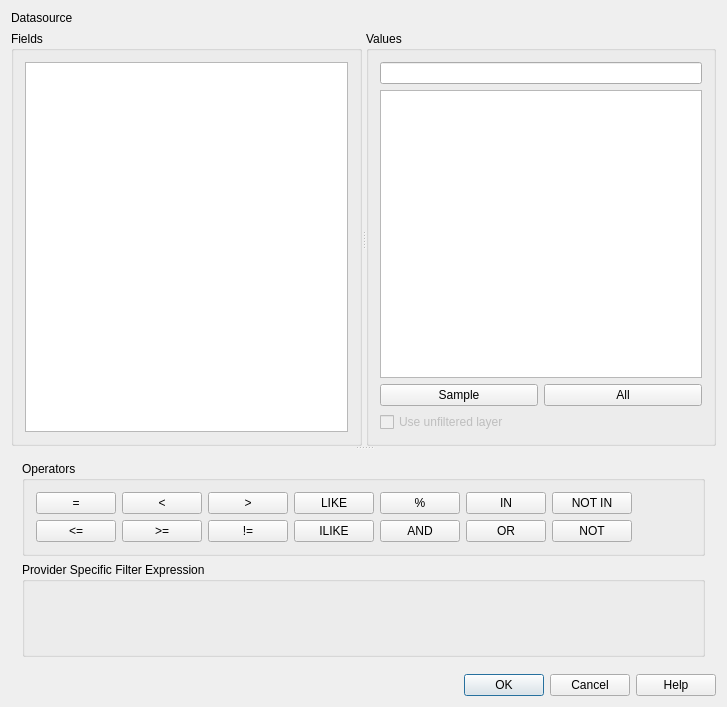
Above: src/ui/qgsquerybuilderbase.ui from qgis/QGIS before the change. Below: the same form after it.
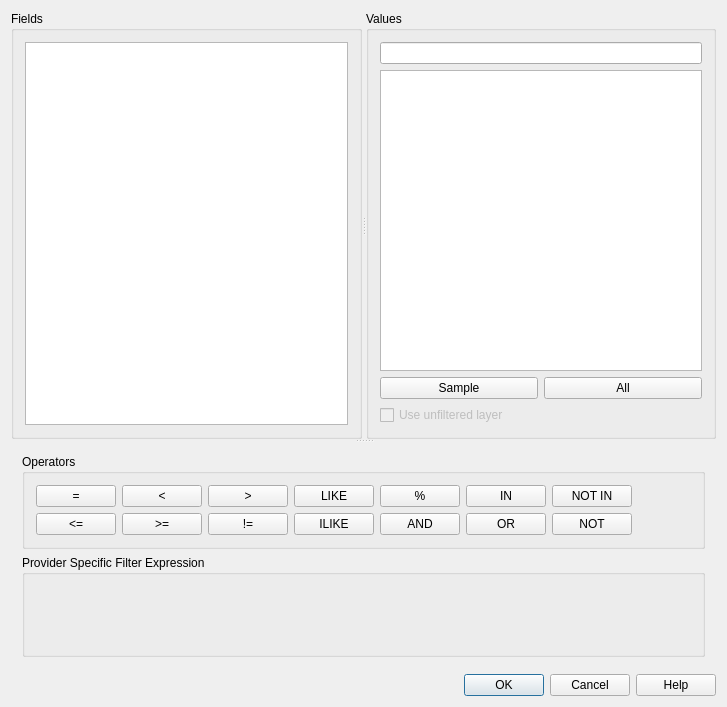
That is the form after the change. Icons and pictures are not drawn. Custom widgets are drawn as their Qt base class.

Commit message:
Rename "Query Builder" dialog into "Provider Filter"
Hopefully this makes the dialog purpose and scope more obvious.

The edit to the form file:
```diff
--- a/src/ui/qgsquerybuilderbase.ui
+++ b/src/ui/qgsquerybuilderbase.ui
@@ -30,13 +30,6 @@
   </property>
   <layout class="QGridLayout" name="gridLayout">
    <item row="0" column="0">
-    <widget class="QLabel" name="lblDataUri">
-     <property name="text">
-      <string>Datasource</string>
-     </property>
-    </widget>
-   </item>
-   <item row="1" column="0">
     <widget class="QSplitter" name="splitter_2">
      <property name="orientation">
       <enum>Qt::Vertical</enum>
```
Left out of the diff: 5 changed lines with no effect on the pictures. The commit also changes 5 other files.
